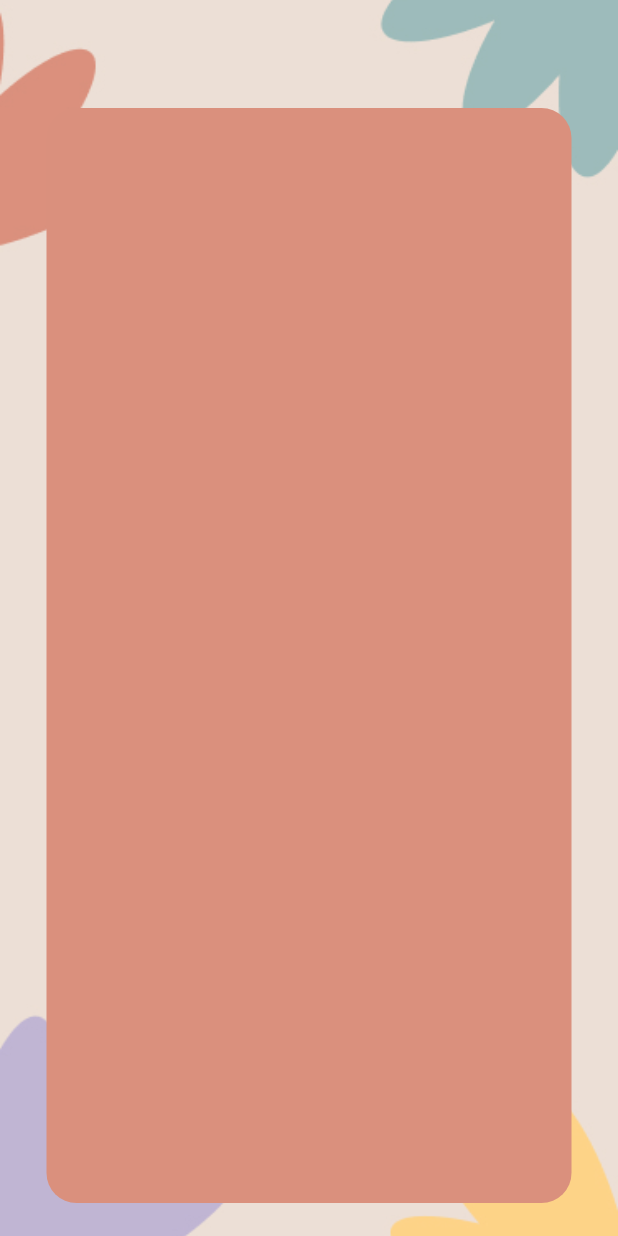
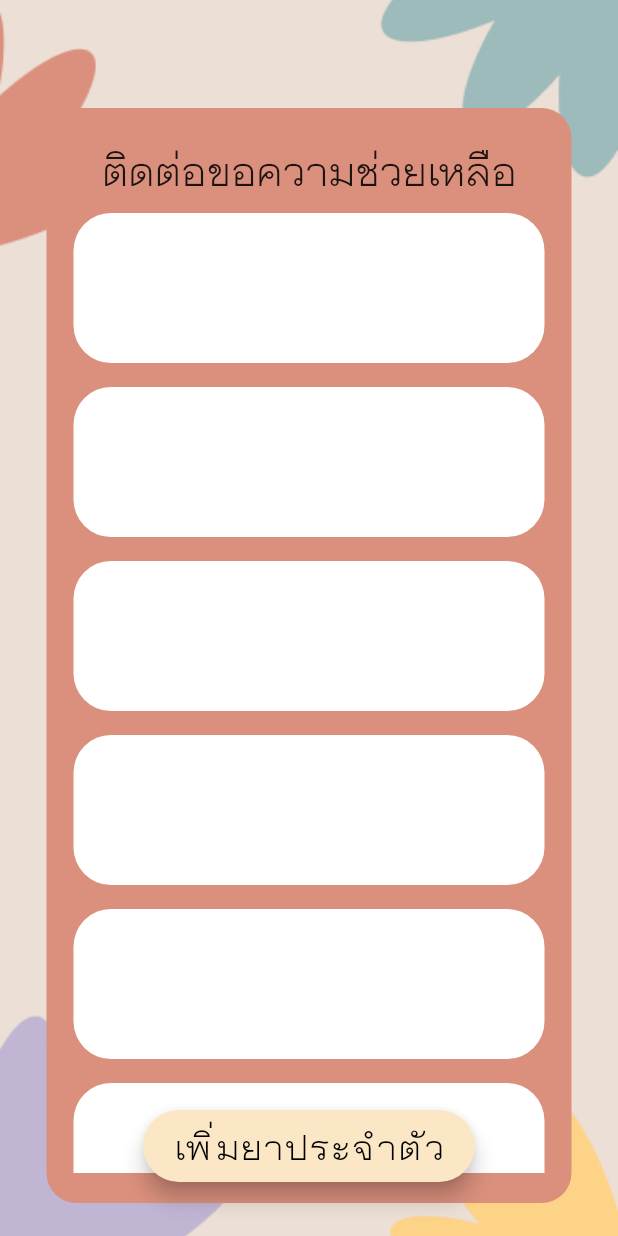
Before and after one commit to maycozygirl/allovemer, a Flutter app: the screen it shows after launch, after a tap on "ติดต่อขอความช่วยเหลือ", on a phone screen of 412 x 824 dp. Run offline on Flutter 3.47's test engine with Material 2 defaults, Android fonts, the light colour scheme and no system bars.

Commit message:
helpdemo1

```diff
--- a/lib/screen/help_screen.dart
+++ b/lib/screen/help_screen.dart
@@ -26,9 +26,55 @@ class _HelpScreenState extends State<HelpScreen> {
                   color: kColorRed,
                   borderRadius: BorderRadius.circular(20),
                 ),
+                child: Padding(
+                  padding: EdgeInsets.fromLTRB(10, 20, 10, 20),
+                  child: Column(
+                    children: [
+                      Text(
+                        "ติดต่อขอความช่วยเหลือ",
+                        style: TextStyle(fontFamily: 'TH-Chara', fontSize: 35),
+                      ),
+                      Expanded(
+                            child: ListView.builder(
+                        itemCount: 6, //เดี๋ยวเชื่อมฐานข้อมูล
+                        itemBuilder: (context, index) {
+                            return Padding(
+                              padding: const EdgeInsets.all(8),
+                              child: Container(
+                                height: 100,
+                                alignment: Alignment.center,
+                                decoration: BoxDecoration(
+                                    color: Colors.white,
+                                    borderRadius: BorderRadius.circular(25)),
+                              ),
+                            );
+                        },
+                      ),
+                      )
+                    ],
+                  ),
+                ),
               ),
             )),
       ),
+      floatingActionButton: Padding(
+        padding: const EdgeInsets.all(20.0),
+        child: buildAddButton(),
+      ),
+      floatingActionButtonLocation: FloatingActionButtonLocation.centerFloat,
     );
   }
 }
+
+Widget buildAddButton() => FloatingActionButton.extended(
+      backgroundColor: kColorLightYellow,
+      label: Text(
+        'เพิ่มยาประจำตัว',
+        style: TextStyle(
+            color: Colors.black,
+            fontWeight: FontWeight.w300,
+            fontFamily: 'TH-Chara',
+            fontSize: 30),
+      ),
+      onPressed: () {},
+    );
--- a/lib/screen/home_screen.dart
+++ b/lib/screen/home_screen.dart
@@ -40,7 +40,7 @@ class _HomeScreenState extends State<HomeScreen> {
               height: 30,
             ),
             Custom_button(
-                text: 'วันสำคัญ',
+                text: 'จดบันทึก',
                 backgroundColor: kColorPurple,
                 onPressed: () {}),
             SizedBox(
--- a/lib/screen/medicine_screen.dart
+++ b/lib/screen/medicine_screen.dart
@@ -35,7 +35,7 @@ class _MedicineScreenState extends State<MedicineScreen> {
             )),
       ),
       floatingActionButton: Padding(
-        padding: const EdgeInsets.all(40.0),
+        padding: const EdgeInsets.all(20.0),
         child: buildAddButton(),
       ),
       floatingActionButtonLocation: FloatingActionButtonLocation.centerFloat,
```
